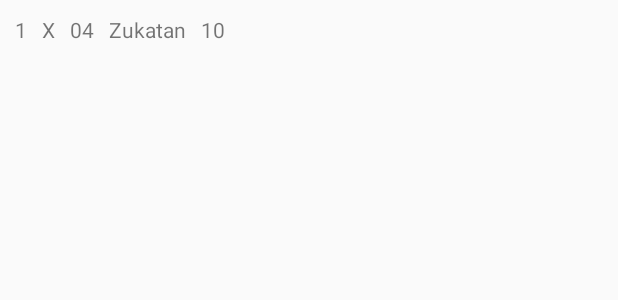
After one commit to foodciti/kana, an Android app: the layout ticket_item_split.xml on its own in the app's theme, with its tools: preview values and no code run, on a phone screen of 412 x 824 dp. The commit adds this screen. Shown: the top 300 px of the screen. Run offline under Robolectric (Android 15) with nearby library versions, the phone set to English and light mode, and no system bars.

Commit message:
Split work update

```diff
--- /dev/null
+++ b/app/src/main/res/layout/ticket_item_split.xml
@@ -0,0 +1,51 @@
+<?xml version="1.0" encoding="utf-8"?>
+<LinearLayout xmlns:android="http://schemas.android.com/apk/res/android"
+    android:layout_width="match_parent"
+    android:layout_height="40dp">
+
+    <TextView
+        android:layout_width="wrap_content"
+        android:layout_height="match_parent"
+        android:text="1"
+        android:layout_marginLeft="10dp"
+        android:layout_centerVertical="true"
+        android:gravity="center_vertical"
+        android:id="@+id/text_item_count"/>
+
+    <TextView
+        android:layout_width="wrap_content"
+        android:layout_height="match_parent"
+        android:text="X"
+        android:layout_marginLeft="10dp"
+        android:layout_centerVertical="true"
+        android:gravity="center_vertical" />
+
+    <TextView
+        android:layout_width="wrap_content"
+        android:layout_height="match_parent"
+        android:text="04"
+        android:id="@+id/ticket_item_id"
+        android:layout_marginLeft="10dp"
+        android:layout_centerVertical="true"
+        android:gravity="center_vertical" />
+
+    <TextView
+        android:layout_width="wrap_content"
+        android:layout_height="match_parent"
+        android:text="Zukatan"
+        android:id="@+id/ticket_item_name"
+        android:layout_marginLeft="10dp"
+        android:layout_centerVertical="true"
+        android:gravity="center_vertical" />
+
+    <TextView
+        android:layout_width="wrap_content"
+        android:layout_height="match_parent"
+        android:text="10 "
+        android:id="@+id/item_price"
+        android:layout_marginLeft="10dp"
+        android:layout_centerVertical="true"
+        android:gravity="center_vertical" />
+
+
+</LinearLayout>
```
Also changed, not shown: app/src/main/java/com/example/mande/newkhanapos/SplitActivity.java (+114 -15 lines), app/src/main/res/layout/ticket_item_split_.xml (added, +51 -0 lines).
